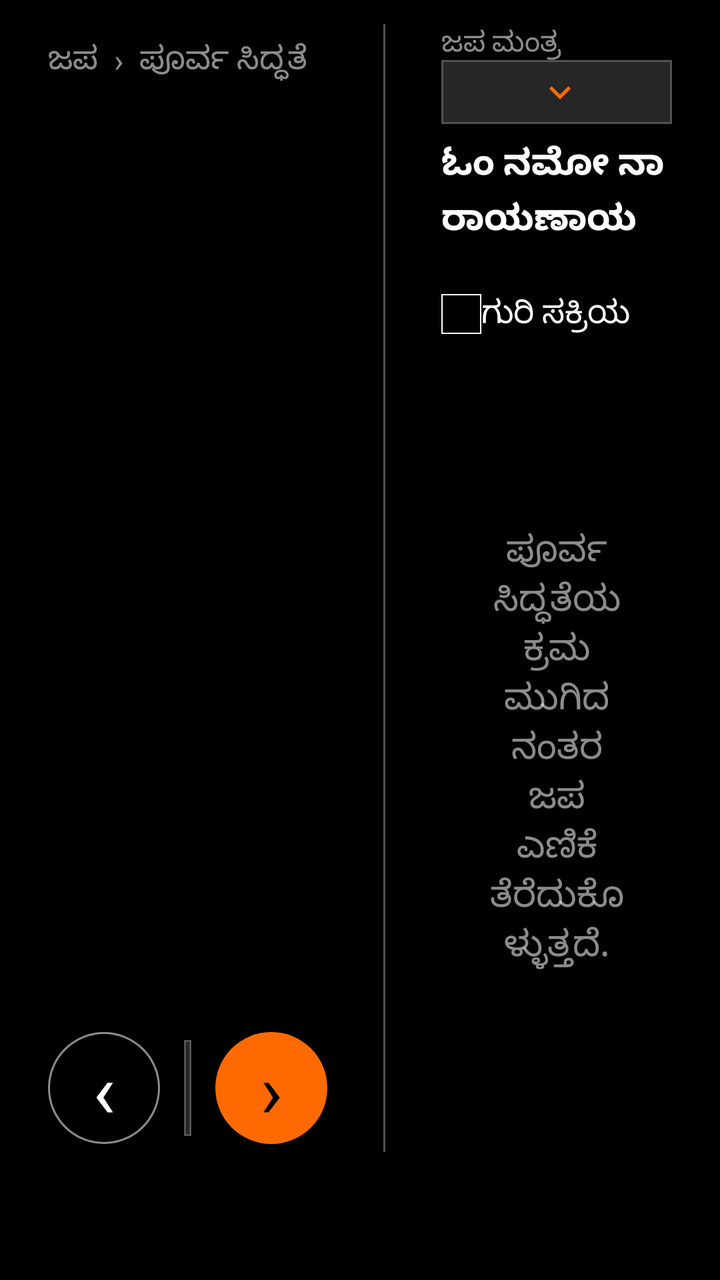
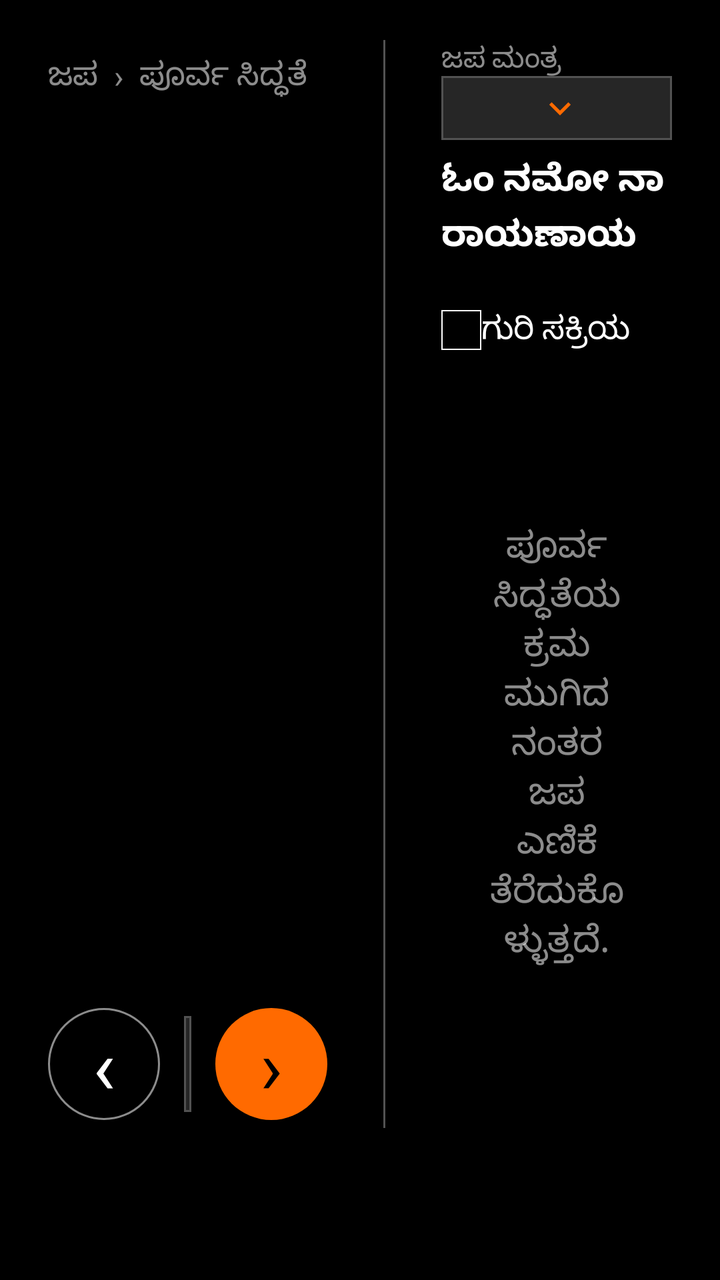

Two renders of the same Android screen: before a commit and after it. Below are the layout's source before the change and the commit's diff.
<!-- AndroidManifest.xml: application theme Theme.PaperDesk -->
<!-- res/layout/page_japa.xml -->
<?xml version="1.0" encoding="utf-8"?>
<LinearLayout xmlns:android="http://schemas.android.com/apk/res/android"
    android:layout_width="match_parent"
    android:layout_height="match_parent"
    android:background="@color/black"
    android:orientation="horizontal"
    android:paddingLeft="@dimen/page_pad_h"
    android:paddingTop="@dimen/page_pad_top"
    android:paddingRight="@dimen/page_pad_h"
    android:paddingBottom="@dimen/footer_bar">

    <LinearLayout
        android:layout_width="0dp"
        android:layout_height="match_parent"
        android:layout_weight="1.08"
        android:orientation="vertical"
        android:paddingRight="28dp">

        <TextView android:id="@+id/japaTitle" style="@style/Desk.Title"
            android:layout_width="1dp" android:layout_height="1dp" android:visibility="gone" />

        <TextView android:id="@+id/japaRitualTitle" style="@style/Desk.Meta"
            android:layout_width="match_parent" android:layout_height="36dp"
            android:gravity="center_vertical" android:text="ಜಪ  ›  ಪೂರ್ವ ಸಿದ್ಧತೆ"
            android:textColor="@color/white_55" android:textSize="16sp" />

        <TextView android:id="@+id/japaRitualStep"
            android:layout_width="match_parent" android:layout_height="wrap_content"
            android:layout_marginTop="16dp" android:fontWeight="600"
            android:textColor="@color/white" android:textSize="26sp" />

        <TextView android:id="@+id/japaRitualBody" style="@style/Desk.Body2"
            android:layout_width="match_parent" android:layout_height="0dp" android:layout_weight="1"
            android:layout_marginTop="16dp" android:lineSpacingExtra="5dp"
            android:textColor="@color/white_70" android:textSize="19sp" />

        <LinearLayout android:layout_width="match_parent" android:layout_height="64dp"
            android:gravity="center_vertical" android:orientation="horizontal">
            <TextView android:id="@+id/japaRitualBack"
                android:layout_width="56dp" android:layout_height="56dp" android:background="@drawable/bg_circle"
                android:contentDescription="ಹಿಂದಿನ ಜಪ ಕ್ರಮ" android:gravity="center" android:text="‹"
                android:textColor="@color/white" android:textSize="38sp" />
            <Spinner android:id="@+id/japaRitual"
                android:layout_width="0dp" android:layout_height="48dp" android:layout_weight="1"
                android:layout_marginLeft="12dp" android:layout_marginRight="12dp"
                android:background="@drawable/bg_dropdown" android:popupBackground="@color/surface_2"
                android:spinnerMode="dropdown" />
            <TextView android:id="@+id/japaRitualNext"
                android:layout_width="56dp" android:layout_height="56dp" android:background="@drawable/bg_circle_fill"
                android:contentDescription="ಮುಂದಿನ ಜಪ ಕ್ರಮ" android:gravity="center" android:text="›"
                android:textColor="@color/black" android:textSize="38sp" />
        </LinearLayout>
    </LinearLayout>

    <View android:layout_width="1dp" android:layout_height="match_parent" android:background="@color/divider" />

    <LinearLayout android:layout_width="0dp" android:layout_height="match_parent"
        android:layout_weight="0.92" android:orientation="vertical" android:paddingLeft="28dp">

        <TextView style="@style/Desk.Meta" android:layout_width="match_parent" android:layout_height="18dp"
            android:gravity="center_vertical" android:text="ಜಪ ಮಂತ್ರ" android:textColor="@color/white_55" />

        <Spinner android:id="@+id/japaMantra" android:layout_width="match_parent" android:layout_height="32dp"
            android:background="@drawable/bg_dropdown" android:popupBackground="@color/surface_2"
            android:spinnerMode="dropdown" />

        <TextView android:id="@+id/japaMantraName"
            android:layout_width="match_parent" android:layout_height="60dp" android:layout_marginTop="4dp"
            android:autoSizeMaxTextSize="25sp" android:autoSizeMinTextSize="14sp"
            android:autoSizeStepGranularity="1sp" android:autoSizeTextType="uniform"
            android:fontWeight="700" android:gravity="center_vertical" android:lineSpacingExtra="3dp"
            android:maxLines="3" android:text="ಓಂ ನಮೋ ನಾರಾಯಣಾಯ" android:textColor="@color/white"
            android:textSize="25sp" android:textStyle="bold" />

        <TextView android:id="@+id/japaMantraNote" style="@style/Desk.Meta"
            android:layout_width="match_parent" android:layout_height="16dp"
            android:gravity="center_vertical" android:textColor="@color/carbon_support_warning"
            android:textSize="13sp" android:visibility="invisible" />

        <LinearLayout android:layout_width="match_parent" android:layout_height="30dp"
            android:gravity="center_vertical" android:orientation="horizontal">
            <CheckBox android:id="@+id/japaTargetEnabled" style="@style/Desk.Check"
                android:layout_width="144dp" android:layout_height="match_parent" android:gravity="center_vertical"
                android:text="ಗುರಿ ಸಕ್ರಿಯ" android:textColor="@color/white" android:textSize="16sp" />
            <EditText android:id="@+id/japaTarget"
                android:layout_width="124dp" android:layout_height="30dp" android:layout_marginLeft="8dp"
                android:background="@drawable/bg_input" android:hint="ಗುರಿ" android:inputType="number"
                android:maxLength="18" android:padding="8dp" android:singleLine="true"
                android:textColor="@color/white" android:textColorHint="@color/white_55" android:textSize="18sp" />
        </LinearLayout>

        <TextView android:id="@+id/japaWaiting"
            android:layout_width="match_parent" android:layout_height="0dp" android:layout_weight="1"
            android:gravity="center" android:paddingLeft="24dp" android:paddingRight="24dp"
            android:text="ಪೂರ್ವ ಸಿದ್ಧತೆಯ ಕ್ರಮ ಮುಗಿದ ನಂತರ ಜಪ ಎಣಿಕೆ ತೆರೆದುಕೊಳ್ಳುತ್ತದೆ."
            android:textColor="@color/white_55" android:textSize="18sp" />

        <LinearLayout android:id="@+id/japaCounterPane"
            android:layout_width="match_parent" android:layout_height="0dp" android:layout_weight="1"
            android:gravity="center_horizontal" android:orientation="vertical" android:visibility="gone">
            <TextView android:id="@+id/japaCurrent"
                android:layout_width="match_parent" android:layout_height="26dp" android:gravity="center"
                android:text="೦" android:textColor="@color/white" android:textSize="24sp" />
            <TextView android:id="@+id/japaProgress" style="@style/Desk.Meta"
                android:layout_width="match_parent" android:layout_height="16dp" android:gravity="center"
                android:textSize="13sp" />
            <LinearLayout android:layout_width="match_parent" android:layout_height="96dp"
                android:gravity="center" android:orientation="horizontal">
                <TextView android:id="@+id/japaTap"
                    android:layout_width="90dp" android:layout_height="90dp" android:background="@drawable/bg_circle_fill"
                    android:contentDescription="ಒಂದು ಜಪ ಸೇರಿಸಿ" android:fontWeight="700" android:gravity="center"
                    android:text="ಜಪ\n+೧" android:textColor="@color/black" android:textSize="21sp" />
                <LinearLayout android:layout_width="96dp" android:layout_height="92dp"
                    android:layout_marginLeft="18dp" android:gravity="center" android:orientation="vertical">
                    <LinearLayout android:layout_width="match_parent" android:layout_height="42dp"
                        android:gravity="center" android:orientation="horizontal">
                        <TextView android:id="@+id/japa108"
                            android:layout_width="40dp" android:layout_height="40dp" android:background="@drawable/bg_circle"
                            android:contentDescription="ನೂರ ಎಂಟು ಜಪ ಸೇರಿಸಿ" android:gravity="center" android:text="+೧೦೮"
                            android:textColor="@color/white" android:textSize="11sp" />
                        <TextView android:id="@+id/japaUndo"
                            android:layout_width="40dp" android:layout_height="40dp" android:layout_marginLeft="10dp"
                            android:background="@drawable/bg_circle" android:contentDescription="ಒಂದು ಎಣಿಕೆ ಹಿಂದಕ್ಕೆ"
                            android:gravity="center" android:text="−೧" android:textColor="@color/white" android:textSize="15sp" />
                    </LinearLayout>
                    <LinearLayout android:layout_width="match_parent" android:layout_height="42dp"
                        android:layout_marginTop="6dp" android:gravity="center" android:orientation="horizontal">
                        <TextView android:id="@+id/japaComplete"
                            android:layout_width="40dp" android:layout_height="40dp" android:background="@drawable/bg_circle_fill"
                            android:contentDescription="ಜಪ ಅವಧಿ ದಾಖಲಿಸು" android:gravity="center" android:text="✓"
                            android:textColor="@color/black" android:textSize="20sp" />
                        <TextView android:id="@+id/japaReset"
                            android:layout_width="40dp" android:layout_height="40dp" android:layout_marginLeft="10dp"
                            android:background="@drawable/bg_circle" android:contentDescription="ಪ್ರಸ್ತುತ ಜಪ ಎಣಿಕೆಯನ್ನು ಮರುಹೊಂದಿಸು"
                            android:gravity="center" android:text="↺" android:textColor="@color/white" android:textSize="19sp" />
                    </LinearLayout>
                </LinearLayout>
            </LinearLayout>
            <TextView android:id="@+id/japaSessions" style="@style/Desk.Meta"
                android:layout_width="match_parent" android:layout_height="16dp" android:gravity="center"
                android:textSize="13sp" />
        </LinearLayout>
    </LinearLayout>
</LinearLayout>
<!-- resources referenced by this layout -->
<resources>
  <color name="black">#000000</color>
  <color name="carbon_support_warning">#F1C21B</color>
  <color name="divider">#525252</color>
  <color name="surface_2">#262626</color>
  <color name="white">#FFFFFF</color>
  <color name="white_55">#8CFFFFFF</color>
  <color name="white_70">#B3FFFFFF</color>
  <dimen name="footer_bar">64dp</dimen>
  <dimen name="page_pad_h">24dp</dimen>
  <dimen name="page_pad_top">12dp</dimen>
  <!-- drawable bg_circle_fill (drawable) -->
  <?xml version="1.0" encoding="utf-8"?>
  <ripple xmlns:android="http://schemas.android.com/apk/res/android"
      android:color="@color/white">
      <item>
          <shape android:shape="oval">
              <solid android:color="@color/accent" />
          </shape>
      </item>
  </ripple>
  <style name="Desk.Body2" parent="Desk">
          <item name="android:textSize">@dimen/type_body2</item>
          <item name="android:fontWeight">400</item>
          <item name="android:textStyle">normal</item>
          <item name="android:textColor">@color/white_70</item>
      </style>
  <style name="Desk.Check" parent="Widget.AppCompat.CompoundButton.CheckBox">
          <item name="android:button">@drawable/bg_checkbox</item>
      </style>
  <style name="Desk.Meta" parent="Desk">
          <item name="android:textSize">@dimen/type_meta</item>
          <item name="android:fontWeight">400</item>
          <item name="android:textStyle">normal</item>
          <item name="android:textColor">@color/white_55</item>
      </style>
  <style name="Desk.Title" parent="Desk">
          <item name="android:textSize">@dimen/type_title</item>
          <item name="android:fontWeight">600</item>
          <item name="android:textStyle">normal</item>
          <item name="android:textColor">@color/white</item>
      </style>
  <color name="accent">#FF6A00</color>
  <dimen name="stroke_standard">1dp</dimen>
  <style name="Desk">
          <item name="android:fontFamily">sans-serif</item>
          <item name="android:textColor">@color/white</item>
      </style>
  <dimen name="type_body2">16sp</dimen>
  <dimen name="type_meta">14sp</dimen>
  <dimen name="type_title">24sp</dimen>
  <color name="carbon_support_error">#FA4D56</color>
  <color name="carbon_gray_80">#393939</color>
  <style name="ShapeAppearance.PaperDesk" parent="ShapeAppearance.MaterialComponents">
          <item name="cornerFamily">rounded</item>
          <item name="cornerSize">0dp</item>
      </style>
  <style name="Desk.Link" parent="Desk.Meta">
          <item name="android:padding">@dimen/space_8</item>
          <item name="android:minHeight">@dimen/touch</item>
          <item name="android:gravity">center</item>
          <item name="android:clickable">true</item>
          <item name="android:focusable">true</item>
      </style>
  <color name="accent_70">#B3FF6A00</color>
  <dimen name="check">20dp</dimen>
  <dimen name="stroke">0.5dp</dimen>
  <dimen name="btn_h">44dp</dimen>
  <dimen name="type_btn">16sp</dimen>
  <dimen name="space_16">16dp</dimen>
  <dimen name="space_8">8dp</dimen>
  <dimen name="touch">48dp</dimen>
  <dimen name="stroke_hairline">0.5dp</dimen>
  <!-- drawable bg_dialog (drawable) -->
  <?xml version="1.0" encoding="utf-8"?>
  <shape xmlns:android="http://schemas.android.com/apk/res/android"
      android:shape="rectangle">
      <solid android:color="@color/black" />
      <stroke
          android:width="@dimen/stroke"
          android:color="@color/white" />
  </shape>
  <style name="Desk.DialogButton.Positive" parent="Desk.DialogButton">
          <item name="android:textColor">@color/accent</item>
      </style>
  <style name="Desk.DialogButton.Negative" parent="Desk.DialogButton">
          <item name="android:textColor">@color/white_70</item>
      </style>
  <style name="Desk.DialogButton" parent="Widget.AppCompat.Button.ButtonBar.AlertDialog">
          <item name="android:background">@color/black</item>
          <item name="android:minHeight">48dp</item>
          <item name="android:textSize">18sp</item>
      </style>
  <!-- unchanged entries left out for length: 12 -->
</resources>

<!-- the commit's change to res/layout/page_japa.xml (unified diff, before → after) -->
@@ -5,9 +5,9 @@
     android:background="@color/black"
     android:orientation="horizontal"
     android:paddingLeft="@dimen/page_pad_h"
-    android:paddingTop="@dimen/page_pad_top"
+    android:paddingTop="@dimen/japa_pad_top"
     android:paddingRight="@dimen/page_pad_h"
-    android:paddingBottom="@dimen/footer_bar">
+    android:paddingBottom="@dimen/japa_pad_bottom">
 
     <LinearLayout
         android:layout_width="0dp"
<!-- resource entries referenced after the edit -->
@@ -7,9 +7,9 @@
   <color name="white">#FFFFFF</color>
   <color name="white_55">#8CFFFFFF</color>
   <color name="white_70">#B3FFFFFF</color>
-  <dimen name="footer_bar">64dp</dimen>
+  <dimen name="japa_pad_bottom">76dp</dimen>
+  <dimen name="japa_pad_top">20dp</dimen>
   <dimen name="page_pad_h">24dp</dimen>
-  <dimen name="page_pad_top">12dp</dimen>
   <!-- drawable bg_circle_fill (drawable) -->
   <?xml version="1.0" encoding="utf-8"?>
   <ripple xmlns:android="http://schemas.android.com/apk/res/android"
